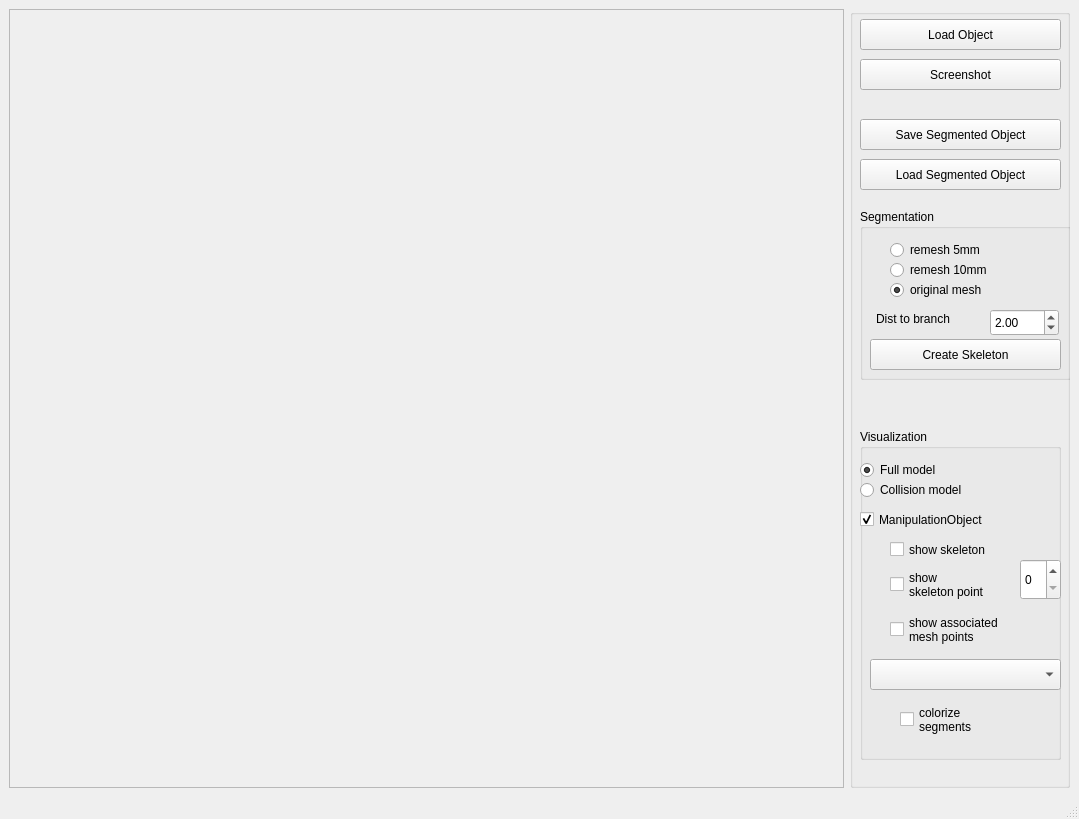
The window that Tools/ObjectSegmentationSkeleton/ObjectSegmentationSkeleton.ui (ProtolabSBRE/simox-cgal) describes before a commit, drawn with Qt 5.
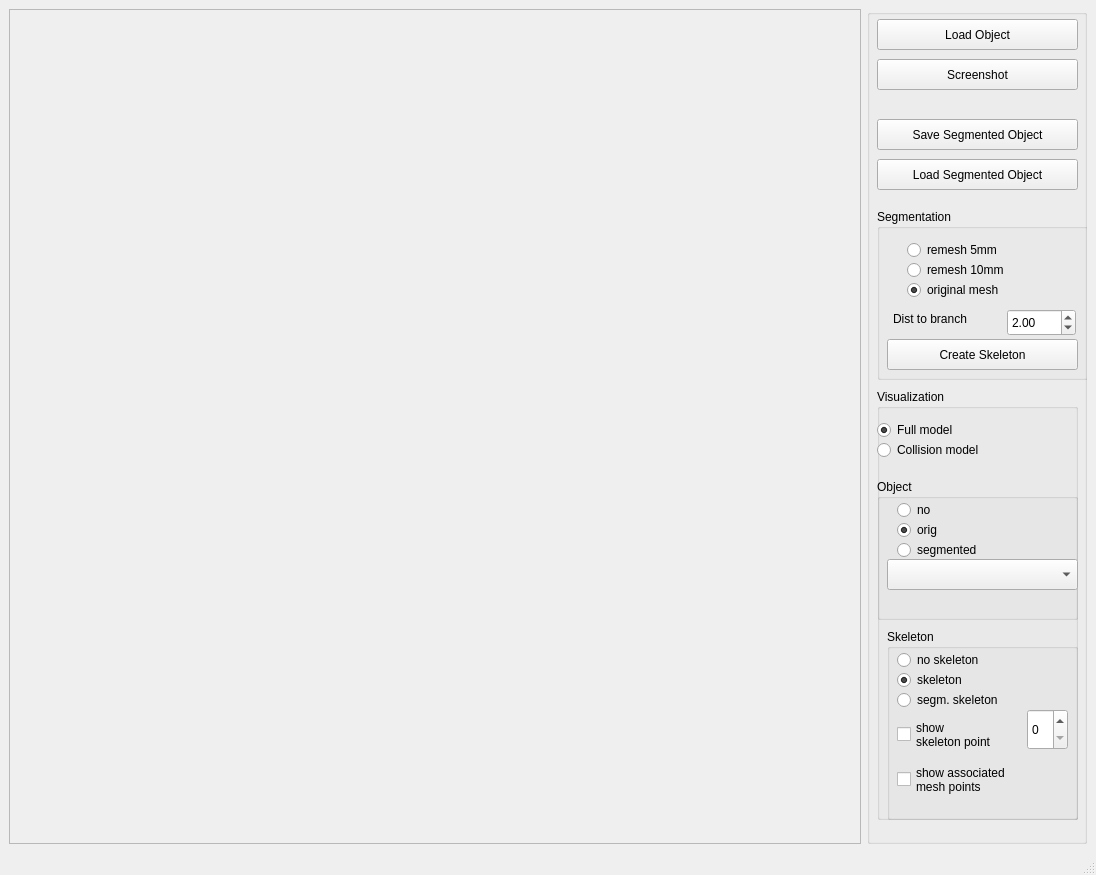
The same window after the commit.

What changed in the file:
```diff
--- a/Tools/ObjectSegmentationSkeleton/ObjectSegmentationSkeleton.ui
+++ b/Tools/ObjectSegmentationSkeleton/ObjectSegmentationSkeleton.ui
@@ -6,8 +6,8 @@
    <rect>
     <x>0</x>
     <y>0</y>
-    <width>1079</width>
-    <height>819</height>
+    <width>1096</width>
+    <height>875</height>
    </rect>
   </property>
   <property name="windowTitle">
@@ -85,30 +85,14 @@
        <property name="geometry">
         <rect>
          <x>10</x>
-         <y>420</y>
+         <y>380</y>
          <width>201</width>
-         <height>331</height>
+         <height>431</height>
         </rect>
        </property>
        <property name="title">
         <string>Visualization</string>
        </property>
-       <widget class="QCheckBox" name="checkBoxManip">
-        <property name="geometry">
-         <rect>
-          <x>0</x>
-          <y>80</y>
-          <width>171</width>
-          <height>21</height>
-         </rect>
-        </property>
-        <property name="text">
-         <string>ManipulationObject</string>
-        </property>
-        <property name="checked">
-         <bool>true</bool>
-        </property>
-       </widget>
        <widget class="QRadioButton" name="radioButtonFullModel">
         <property name="geometry">
          <rect>
@@ -138,44 +122,71 @@
          <string>Collision model</string>
         </property>
        </widget>
-       <widget class="QCheckBox" name="checkBoxLines">
+       <widget class="QGroupBox" name="groupBox_2">
         <property name="geometry">
          <rect>
-          <x>30</x>
-          <y>180</y>
-          <width>151</width>
-          <height>41</height>
+          <x>10</x>
+          <y>240</y>
+          <width>191</width>
+          <height>191</height>
          </rect>
         </property>
+        <property name="title">
+         <string>Skeleton</string>
+        </property>
+        <widget class="QRadioButton" name="radioButtonSkelSeg">
+         <property name="geometry">
+          <rect>
+           <x>10</x>
+           <y>60</y>
+           <width>171</width>
+           <height>22</height>
+          </rect>
+         </property>
         <property name="text">
-         <string>show associated 
-mesh points</string>
+          <string>segm. skeleton</string>
         </property>
         <property name="checked">
          <bool>false</bool>
         </property>
        </widget>
-       <widget class="QCheckBox" name="checkBoxSkeleton">
+        <widget class="QRadioButton" name="radioButtonSkelNo">
         <property name="geometry">
          <rect>
-          <x>30</x>
-          <y>110</y>
-          <width>171</width>
-          <height>21</height>
+           <x>10</x>
+           <y>20</y>
+           <width>161</width>
+           <height>22</height>
          </rect>
         </property>
         <property name="text">
-         <string>show skeleton</string>
+          <string>no skeleton</string>
         </property>
         <property name="checked">
          <bool>false</bool>
         </property>
        </widget>
+        <widget class="QRadioButton" name="radioButtonSkel">
+         <property name="geometry">
+          <rect>
+           <x>10</x>
+           <y>40</y>
+           <width>171</width>
+           <height>22</height>
+          </rect>
+         </property>
+         <property name="text">
+          <string>skeleton</string>
+         </property>
+         <property name="checked">
+          <bool>true</bool>
+         </property>
+        </widget>
        <widget class="QSpinBox" name="spinBoxSkeletonPoint">
         <property name="geometry">
          <rect>
-          <x>160</x>
-          <y>130</y>
+           <x>140</x>
+           <y>80</y>
           <width>41</width>
           <height>41</height>
          </rect>
@@ -187,8 +198,8 @@
        <widget class="QCheckBox" name="checkBoxSkeletonPoint">
         <property name="geometry">
          <rect>
-          <x>30</x>
-          <y>130</y>
+           <x>10</x>
+           <y>80</y>
           <width>131</width>
           <height>51</height>
          </rect>
@@ -201,32 +212,94 @@
          <bool>false</bool>
         </property>
        </widget>
+        <widget class="QCheckBox" name="checkBoxLines">
+         <property name="geometry">
+          <rect>
+           <x>10</x>
+           <y>130</y>
+           <width>151</width>
+           <height>41</height>
+          </rect>
+         </property>
+         <property name="text">
+          <string>show associated 
+mesh points</string>
+         </property>
+         <property name="checked">
+          <bool>false</bool>
+         </property>
+        </widget>
+       </widget>
+       <widget class="QGroupBox" name="groupBoxObjectNo">
+        <property name="geometry">
+         <rect>
+          <x>0</x>
+          <y>90</y>
+          <width>201</width>
+          <height>141</height>
+         </rect>
+        </property>
+        <property name="title">
+         <string>Object</string>
+        </property>
+        <widget class="QRadioButton" name="radioButtonObjectNo">
+         <property name="geometry">
+          <rect>
+           <x>20</x>
+           <y>20</y>
+           <width>161</width>
+           <height>22</height>
+          </rect>
+         </property>
+         <property name="text">
+          <string>no</string>
+         </property>
+         <property name="checked">
+          <bool>false</bool>
+         </property>
+        </widget>
+        <widget class="QRadioButton" name="radioButtonObjectOrig">
+         <property name="geometry">
+          <rect>
+           <x>20</x>
+           <y>40</y>
+           <width>171</width>
+           <height>22</height>
+          </rect>
+         </property>
+         <property name="text">
+          <string>orig</string>
+         </property>
+         <property name="checked">
+          <bool>true</bool>
+         </property>
+        </widget>
+        <widget class="QRadioButton" name="radioButtonObjectSeg">
+         <property name="geometry">
+          <rect>
+           <x>20</x>
+           <y>60</y>
+           <width>171</width>
+           <height>22</height>
+          </rect>
+         </property>
+         <property name="text">
+          <string>segmented</string>
+         </property>
+         <property name="checked">
+          <bool>false</bool>
+         </property>
+        </widget>
        <widget class="QComboBox" name="comboBoxSegmentation">
         <property name="geometry">
          <rect>
           <x>10</x>
-          <y>230</y>
+           <y>80</y>
           <width>191</width>
           <height>31</height>
          </rect>
         </property>
        </widget>
-       <widget class="QCheckBox" name="checkBoxSegment">
-        <property name="geometry">
-         <rect>
-          <x>40</x>
-          <y>270</y>
-          <width>161</width>
-          <height>41</height>
-         </rect>
-        </property>
-        <property name="text">
-         <string>colorize 
-segments</string>
-        </property>
-        <property name="checked">
-         <bool>false</bool>
-        </property>
        </widget>
       </widget>
       <widget class="QPushButton" name="pushButtonLoad">
```
Left out of the diff: 2 changed lines with no effect on the pictures. Lines whose indentation alone changed are shown as unchanged.
